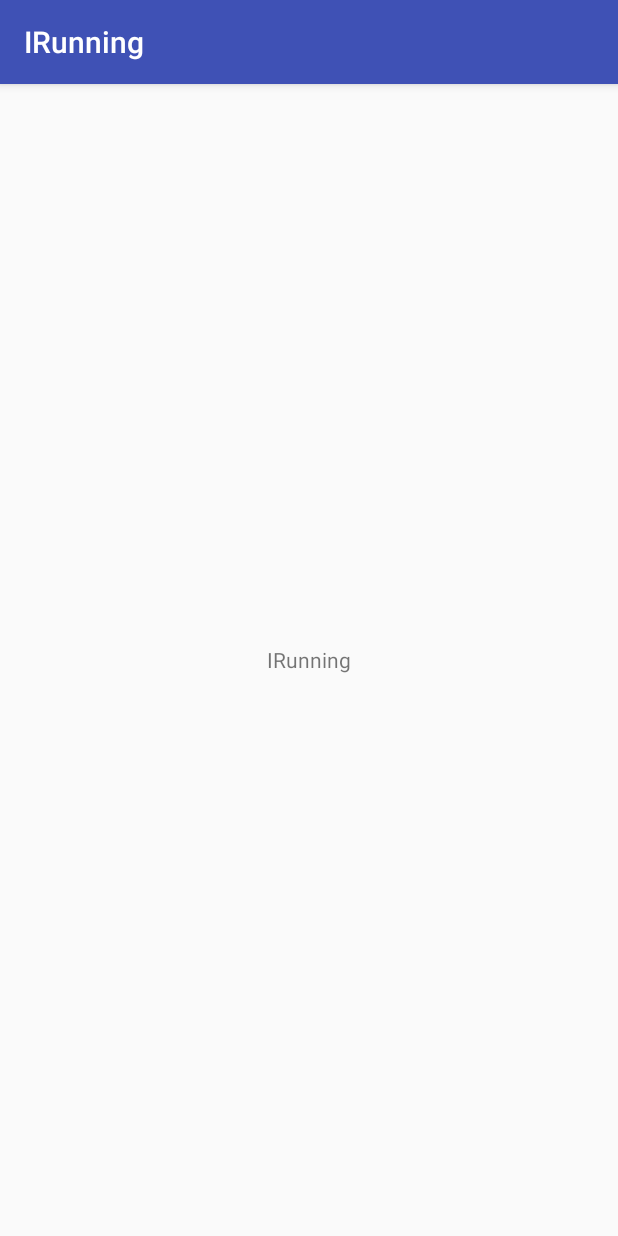
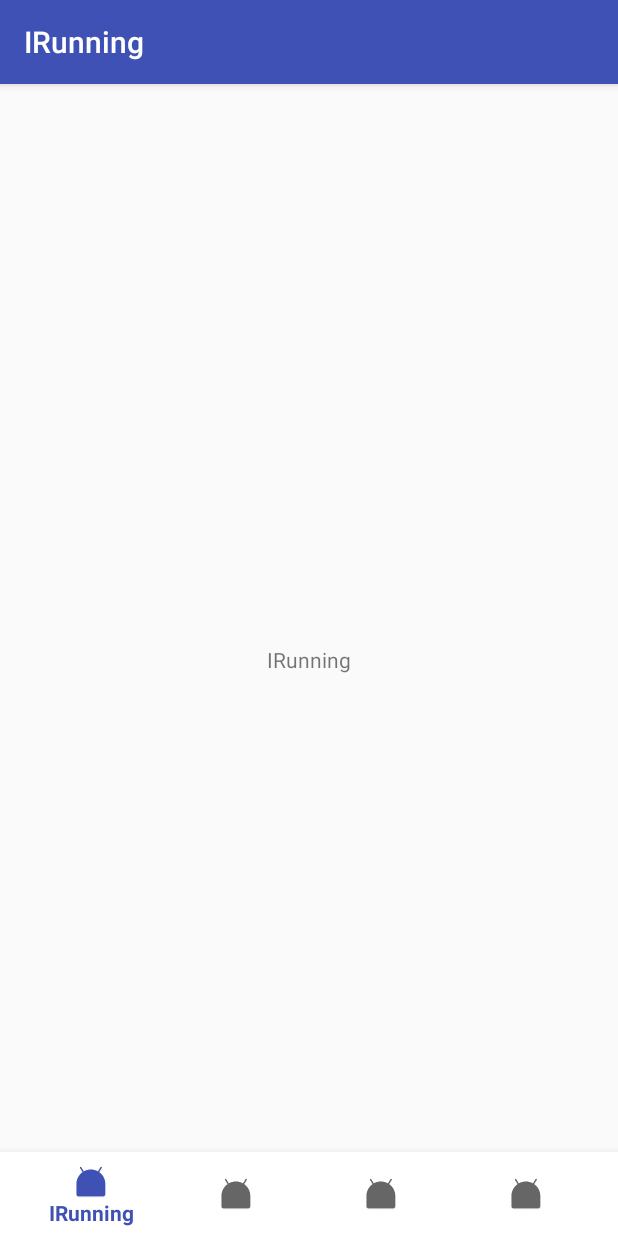
Before and after one commit to liuguangqiang/Running-Kotlin, an Android app: the screen it shows after launch (MainActivity), on a phone screen of 412 x 824 dp. Run offline under Robolectric (Android 15) with nearby library versions, the phone set to English and light mode, and no system bars; our stand-ins replace Dagger/Hilt's generated code; libraries missing offline, so code that uses them is left out: android.support.design, com.liuguangqiang.support; 1 statement that could not run was skipped.

Commit message:
Create BottomNavigationViewExt for disableShiftMode.

```diff
--- a/app/build.gradle
+++ b/app/build.gradle
@@ -54,6 +54,9 @@ dependencies {
     compile 'com.android.support.constraint:constraint-layout:1.0.0-alpha7'
     testCompile 'junit:junit:4.12'
 
+    //support
+    compile supportDesign
+
     //dagger2
     compile dagger2
     kapt daggerCompiler2
--- a/app/src/main/java/com/liuguangqiang/irunning/act/main/MainActivity.kt
+++ b/app/src/main/java/com/liuguangqiang/irunning/act/main/MainActivity.kt
@@ -2,6 +2,9 @@ package com.liuguangqiang.irunning.act.main
 
 import android.content.Intent
 import android.os.Bundle
+import android.support.design.internal.BottomNavigationItemView
+import android.support.design.internal.BottomNavigationMenu
+import android.support.design.internal.BottomNavigationMenuView
 import com.liuguangqiang.irunning.R
 import com.liuguangqiang.irunning.app.BaseActivity
 import com.liuguangqiang.irunning.di.component.DaggerMainComponent
@@ -9,6 +12,12 @@ import com.liuguangqiang.irunning.di.module.MainModule
 import com.liuguangqiang.irunning.service.RunningService
 import kotlinx.android.synthetic.main.activity_main.*
 import javax.inject.Inject
+import java.lang.reflect.AccessibleObject.setAccessible
+import java.lang.reflect.Array.setBoolean
+import android.support.design.widget.BottomNavigationView
+import android.util.Log
+import com.liuguangqiang.irunning.extension.disableShiftMode
+
 
 class MainActivity : BaseActivity(), MainContract.View {
 
@@ -20,7 +29,41 @@ class MainActivity : BaseActivity(), MainContract.View {
         presenter.test()
         startService(Intent(this, RunningService::class.java))
         tvTest.setText(R.string.app_name)
+
+
+//        var menuView: BottomNavigationMenuView = bottom_menu.getChildAt(0) as BottomNavigationMenuView
+//        for (i in 0..menuView.childCount) {
+//            val itemView = menuView.getChildAt(i) as BottomNavigationItemView
+//            itemView.setShiftingMode(false)
+//            itemView.setChecked(false)
+//        }
+//        disableShiftMode(bottom_menu)
+        bottom_menu.disableShiftMode()
     }
+
+//    fun disableShiftMode(view: BottomNavigationView) {
+//        val menuView = view.getChildAt(0) as BottomNavigationMenuView
+//        try {
+//            val shiftingMode = menuView.javaClass.getDeclaredField("mShiftingMode")
+//            shiftingMode.isAccessible = true
+//            shiftingMode.setBoolean(menuView, false)
+//            shiftingMode.isAccessible = false
+//            for (i in 0..menuView.childCount - 1) {
+//                val item = menuView.getChildAt(i) as BottomNavigationItemView
+//
+//                item.setShiftingMode(false)
+//                // set once again checked value, so view will be updated
+//
+//                item.setChecked(item.itemData.isChecked)
+//            }
+//        } catch (e: NoSuchFieldException) {
+//            Log.e("BNVHelper", "Unable to get shift mode field", e)
+//        } catch (e: IllegalAccessException) {
+//            Log.e("BNVHelper", "Unable to change value of shift mode", e)
+//        }
+//
+//    }
+
 
     override fun inject() {
         DaggerMainComponent.builder().mainModule(MainModule(this)).build().inject(this)
--- a/app/src/main/java/com/liuguangqiang/irunning/app/RunningApplication.kt
+++ b/app/src/main/java/com/liuguangqiang/irunning/app/RunningApplication.kt
@@ -1,6 +1,7 @@
 package com.liuguangqiang.irunning.app
 
 import android.app.Application
+import com.liuguangqiang.support.utils.Logger
 
 /**
  * Created by Eric on 2017/5/19.
@@ -9,6 +10,7 @@ class RunningApplication : Application() {
 
     override fun onCreate() {
         super.onCreate()
+        Logger.setTag("running")
     }
 
 }
--- /dev/null
+++ b/app/src/main/java/com/liuguangqiang/irunning/extension/BottomNavigationViewExt.kt
@@ -0,0 +1,34 @@
+package com.liuguangqiang.irunning.extension
+
+import android.support.design.internal.BottomNavigationItemView
+import android.support.design.internal.BottomNavigationMenuView
+import android.support.design.widget.BottomNavigationView
+import com.liuguangqiang.support.utils.Logger
+
+/**
+ * BottomNavigationView扩展类.
+ * Created by Eric on 2017/6/15.
+ */
+
+/**
+ * 禁用BottomNavigationView的ShiftMode.
+ */
+fun BottomNavigationView.disableShiftMode() {
+    val menuView = getChildAt(0) as BottomNavigationMenuView
+    try {
+        val shiftingMode = menuView.javaClass.getDeclaredField("mShiftingMode")
+        shiftingMode.isAccessible = true
+        shiftingMode.setBoolean(menuView, false)
+        shiftingMode.isAccessible = false
+        for (i in 0..menuView.childCount - 1) {
+            val item = menuView.getChildAt(i) as BottomNavigationItemView
+
+            item.setShiftingMode(false)
+            item.setChecked(item.itemData.isChecked)
+        }
+    } catch (e: NoSuchFieldException) {
+        Logger.e("Unable to get shift mode field", e)
+    } catch (e: IllegalAccessException) {
+        Logger.e("Unable to change value of shift mode", e)
+    }
+}
--- a/app/src/main/java/com/liuguangqiang/irunning/service/RunningService.kt
+++ b/app/src/main/java/com/liuguangqiang/irunning/service/RunningService.kt
@@ -7,8 +7,8 @@ import android.hardware.SensorEvent
 import android.hardware.SensorEventListener
 import android.hardware.SensorManager
 import android.os.IBinder
-import android.util.Log
 import com.liuguangqiang.irunning.data.entity.Step
+import com.liuguangqiang.support.utils.Logger
 
 /**
  * Created by Eric on 2017/5/19.
@@ -31,7 +31,7 @@ class RunningService : Service(), SensorEventListener {
 
     override fun onCreate() {
         super.onCreate()
-        Log.d("running", "RunningService onCreate")
+        Logger.d("RunningService onCreate")
         startSensor()
     }
 
--- a/app/src/main/res/layout/activity_main.xml
+++ b/app/src/main/res/layout/activity_main.xml
@@ -1,5 +1,6 @@
 <?xml version="1.0" encoding="utf-8"?>
 <RelativeLayout xmlns:android="http://schemas.android.com/apk/res/android"
+  xmlns:app="http://schemas.android.com/apk/res-auto"
   xmlns:tools="http://schemas.android.com/tools"
   android:layout_width="match_parent"
   android:layout_height="match_parent"
@@ -12,4 +13,13 @@
     android:layout_centerInParent="true"
     android:text="Hello World!" />
 
+  <android.support.design.widget.BottomNavigationView
+    android:id="@+id/bottom_menu"
+    android:layout_width="match_parent"
+    android:layout_height="wrap_content"
+    android:layout_alignParentBottom="true"
+    android:background="@android:color/white"
+    android:forceHasOverlappingRendering="true"
+    app:menu="@menu/main_bottom_menu" />
+
 </RelativeLayout>
--- /dev/null
+++ b/app/src/main/res/menu/main_bottom_menu.xml
@@ -0,0 +1,33 @@
+<?xml version="1.0" encoding="utf-8"?>
+<menu xmlns:android="http://schemas.android.com/apk/res/android"
+  xmlns:app="http://schemas.android.com/apk/res-auto">
+
+  <item
+    android:id="@+id/action0"
+    android:enabled="true"
+    android:icon="@mipmap/ic_launcher"
+    android:title="@string/app_name"
+    app:showAsAction="always" />
+
+  <item
+    android:id="@+id/action1"
+    android:enabled="true"
+    android:icon="@mipmap/ic_launcher"
+    android:title="@string/app_name"
+    app:showAsAction="always" />
+
+  <item
+    android:id="@+id/action2"
+    android:enabled="true"
+    android:icon="@mipmap/ic_launcher"
+    android:title="@string/app_name"
+    app:showAsAction="always" />
+
+  <item
+    android:id="@+id/action3"
+    android:enabled="true"
+    android:icon="@mipmap/ic_launcher"
+    android:title="@string/app_name"
+    app:showAsAction="always" />
+
+</menu>
```
